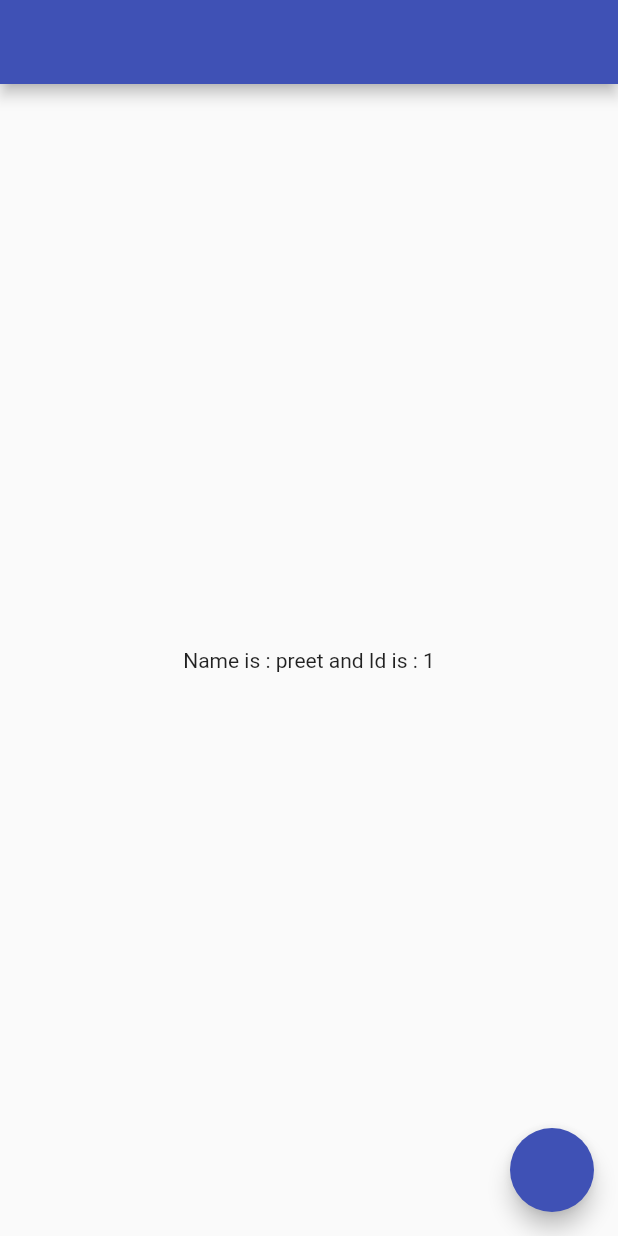
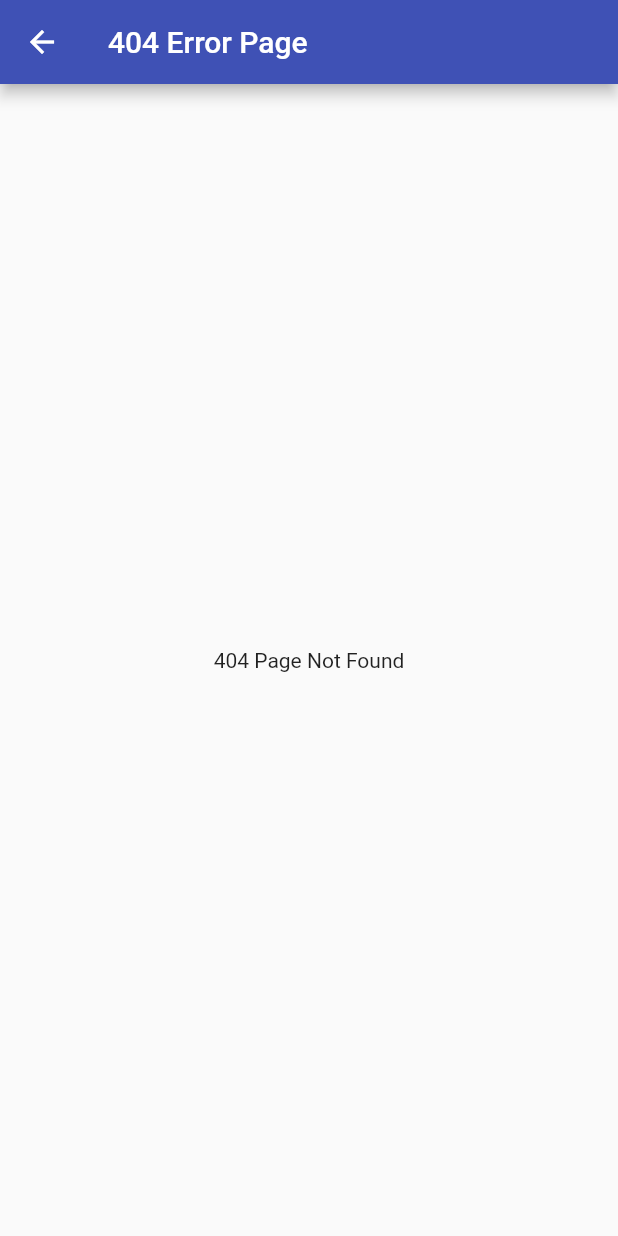
Before and after one commit to preet290/app1, a Flutter app: the screen it shows after launch, on a phone screen of 412 x 824 dp. Run offline on Flutter 3.47's test engine with Material 2 defaults, Android fonts, the phone set to English and light mode, and no system bars.

Commit message:
forth commit

```diff
--- /dev/null
+++ b/lib/errorpage.dart
@@ -0,0 +1,17 @@
+import 'package:flutter/material.dart';
+
+class ErrorPage extends StatelessWidget {
+  const ErrorPage({Key? key}) : super(key: key);
+
+  @override
+  Widget build(BuildContext context) {
+    return Scaffold(
+      appBar: AppBar(
+        title: const Text("404 Error Page"),
+      ),
+      body: const Center(
+        child: Text("404 Page Not Found"),
+      ),
+    );
+  }
+}
--- a/lib/main.dart
+++ b/lib/main.dart
@@ -1,4 +1,7 @@
+import 'package:app1/errorpage.dart';
+import 'package:app1/pages/demo.dart';
 import 'package:app1/pages/home.dart';
+import 'package:app1/pages/login.dart';
 import 'package:flutter/material.dart';
 
 void main() {
@@ -10,13 +13,23 @@ class MyApp extends StatelessWidget {
 
   @override
   Widget build(BuildContext context) {
-    return  MaterialApp(
+    return MaterialApp(
       themeMode: ThemeMode.light,
       theme: ThemeData(
         primarySwatch: Colors.indigo,
         brightness: Brightness.light,
       ),
-      home: const Home(),
+      // home: const Home(),
+      initialRoute: "/xxx",
+      onGenerateRoute: (settings) {
+        return MaterialPageRoute(
+            builder: (BuildContext context) => const ErrorPage());
+      },
+      routes: {
+        "/": (context) => const Home(),
+        "/login": (context) => const LoginPage(),
+        "/demo": (context) => const DemoPage(),
+      },
     );
   }
 }
--- a/lib/pages/home.dart
+++ b/lib/pages/home.dart
@@ -8,7 +8,7 @@ class Home extends StatelessWidget {
     String name = "preet";
     int id = 1;
     return  Scaffold(
-      appBar: AppBar(),
+      appBar: AppBar(title: const Text("Home Page"),),
         body: Center(
           child: Text("Name is : $name and Id is : $id"),
         ),
```
Also changed, not shown: lib/pages/demo.dart (added, +17 -0 lines), lib/pages/login.dart (added, +17 -0 lines).
